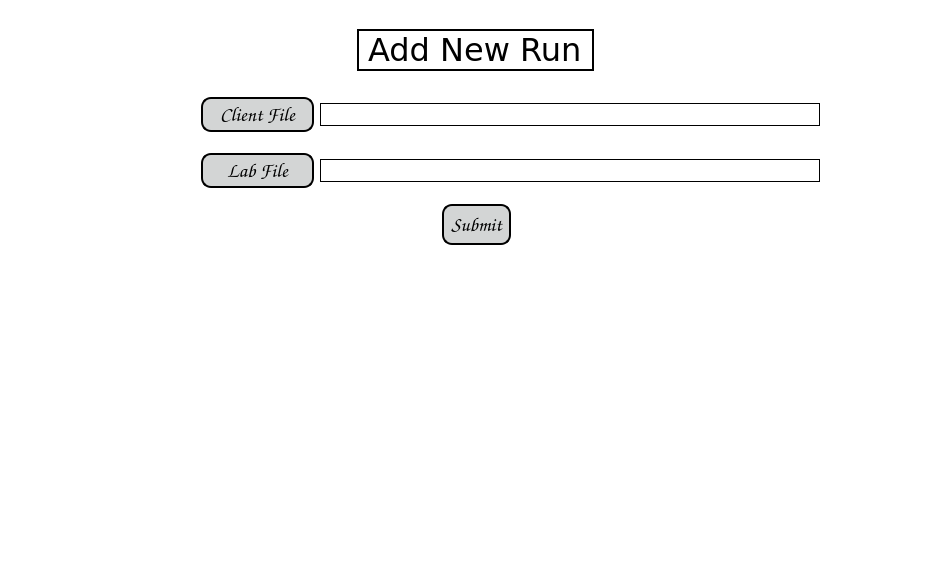
Before: the Qt Designer form app/gui/import_page.ui in JasonLaux/DC-Boxjelly, drawn with Qt 5.
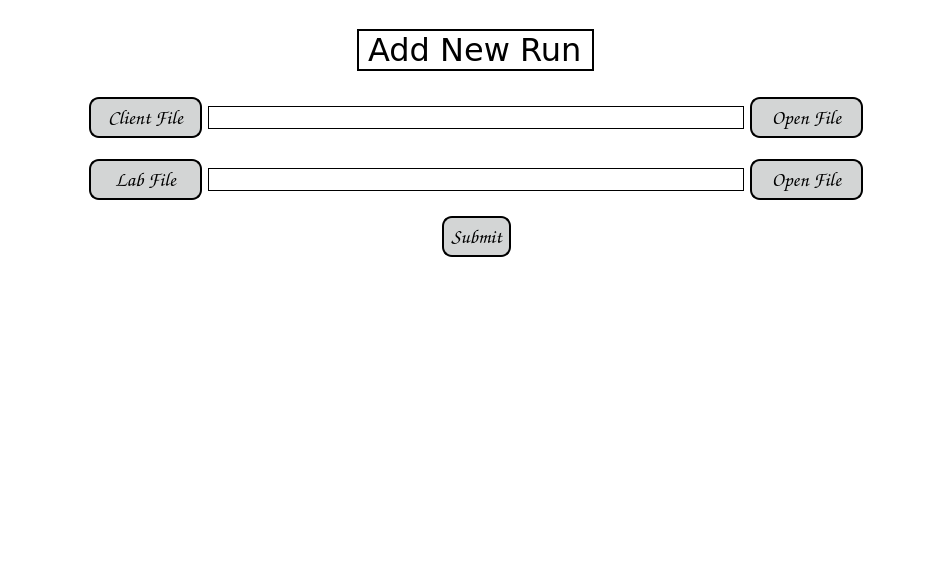
After: the same form once the commit is applied.

Commit message: Added two buttons to open files

What changed in the file:
```diff
--- a/app/gui/import_page.ui
+++ b/app/gui/import_page.ui
@@ -78,7 +78,7 @@
         </property>
         <property name="sizeHint" stdset="0">
          <size>
-          <width>150</width>
+          <width>80</width>
           <height>20</height>
          </size>
         </property>
@@ -99,7 +99,7 @@
             <property name="maximumSize">
              <size>
               <width>113</width>
-              <height>35</height>
+              <height>43</height>
              </size>
             </property>
             <property name="font">
@@ -148,7 +148,7 @@
             </property>
             <property name="maximumSize">
              <size>
-              <width>500</width>
+              <width>560</width>
               <height>16777215</height>
              </size>
             </property>
@@ -165,6 +165,56 @@
             </property>
            </widget>
           </item>
+          <item>
+           <widget class="QPushButton" name="clientOpenFile">
+            <property name="sizePolicy">
+             <sizepolicy hsizetype="Fixed" vsizetype="Fixed">
+              <horstretch>0</horstretch>
+              <verstretch>0</verstretch>
+             </sizepolicy>
+            </property>
+            <property name="maximumSize">
+             <size>
+              <width>113</width>
+              <height>43</height>
+             </size>
+            </property>
+            <property name="font">
+             <font>
+              <family>Comic Sans MS</family>
+              <pointsize>-1</pointsize>
+              <weight>75</weight>
+              <italic>false</italic>
+              <bold>true</bold>
+             </font>
+            </property>
+            <property name="styleSheet">
+             <string notr="true">QPushButton{
+background-color: rgb(211, 213, 213);
+color:black;
+border-style:outset;
+border-width:2px;
+border-radius:10px;
+border-color: black;
+font:bold 20px;
+padding: 6;
+}
+
+QPushButton:hover{
+background-color: rgb(83, 82, 82);
+color: white;
+}
+
+QPushButton:pressed{
+background-color: white;
+}
+</string>
+            </property>
+            <property name="text">
+             <string>Open File</string>
+            </property>
+           </widget>
+          </item>
          </layout>
         </item>
         <item>
@@ -196,7 +246,7 @@
             <property name="maximumSize">
              <size>
               <width>113</width>
-              <height>35</height>
+              <height>43</height>
              </size>
             </property>
             <property name="font">
@@ -245,7 +295,7 @@
             </property>
             <property name="maximumSize">
              <size>
-              <width>500</width>
+              <width>560</width>
               <height>16777215</height>
              </size>
             </property>
@@ -262,6 +312,56 @@
             </property>
            </widget>
           </item>
+          <item>
+           <widget class="QPushButton" name="labOpenFile">
+            <property name="sizePolicy">
+             <sizepolicy hsizetype="Fixed" vsizetype="Fixed">
+              <horstretch>0</horstretch>
+              <verstretch>0</verstretch>
+             </sizepolicy>
+            </property>
+            <property name="maximumSize">
+             <size>
+              <width>113</width>
+              <height>43</height>
+             </size>
+            </property>
+            <property name="font">
+             <font>
+              <family>Comic Sans MS</family>
+              <pointsize>-1</pointsize>
+              <weight>75</weight>
+              <italic>false</italic>
+              <bold>true</bold>
+             </font>
+            </property>
+            <property name="styleSheet">
+             <string notr="true">QPushButton{
+background-color: rgb(211, 213, 213);
+color:black;
+border-style:outset;
+border-width:2px;
+border-radius:10px;
+border-color: black;
+font:bold 20px;
+padding: 6;
+}
+
+QPushButton:hover{
+background-color: rgb(83, 82, 82);
+color: white;
+}
+
+QPushButton:pressed{
+background-color: white;
+}
+</string>
+            </property>
+            <property name="text">
+             <string>Open File</string>
+            </property>
+           </widget>
+          </item>
          </layout>
         </item>
        </layout>
```
